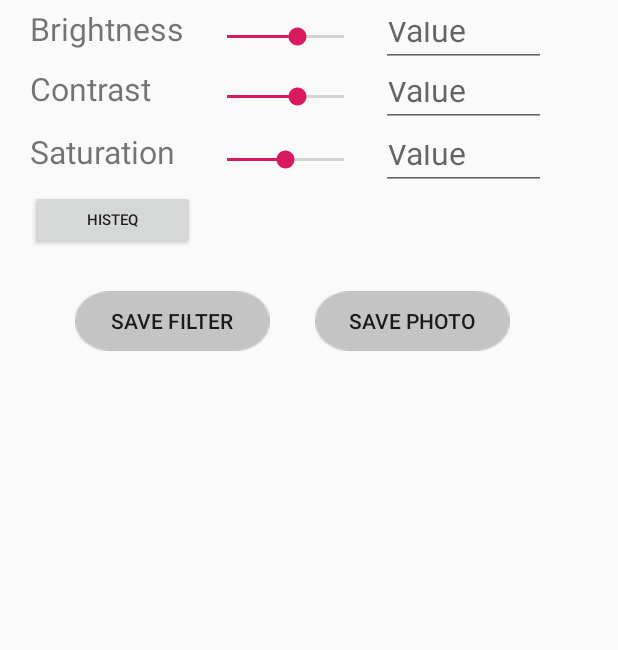
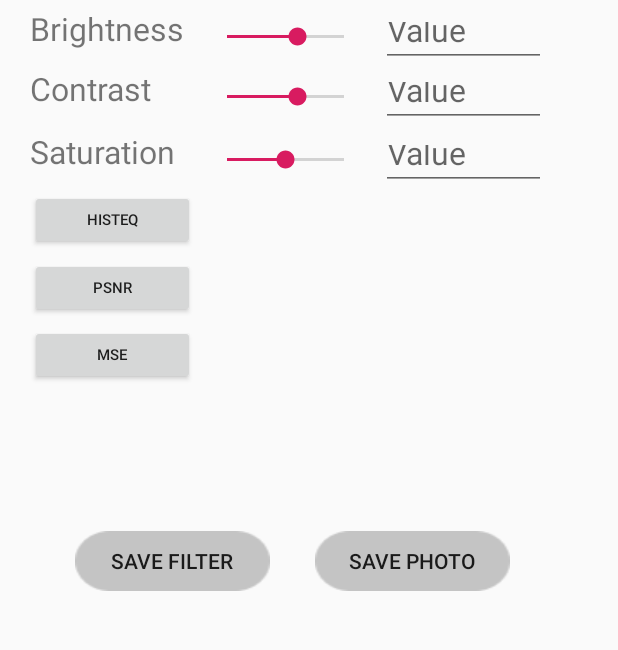
Before and after one commit to rezasyariefsn/DehazeApps, an Android app: the option screen opened directly, with no data from a screen before it, on a phone screen of 412 x 824 dp, the part 458-1108 px from its top. Run offline under Robolectric (Android 15) with nearby library versions, the phone set to English and light mode, and no system bars; libraries missing offline, so code that uses them is left out: it.chengdazhi.styleimageview; plain views replace StyleImageView; 5 statements that could not run were skipped.

Commit message:
update activity Option dan option.java ( Button PSNR, MSE, import opencv )

```diff
--- a/app/src/main/java/com/example/aplikasita/option.java
+++ b/app/src/main/java/com/example/aplikasita/option.java
@@ -20,6 +20,14 @@ import android.widget.Toast;
 import org.opencv.android.Utils;
 import org.opencv.core.Mat;
 import org.opencv.imgproc.Imgproc;
+import org.opencv.core.CvType;
+import static org.opencv.core.CvType.CV_32F;
+import org.opencv.core.Point;
+import org.opencv.core.Size;
+import org.opencv.imgcodecs.Imgcodecs;
+import org.opencv.core.Core;
+import static org.opencv.core.Core.BORDER_CONSTANT;
+import static org.opencv.core.Core.BORDER_DEFAULT;
 
 import java.io.File;
 import java.io.FileNotFoundException;
@@ -52,6 +60,7 @@ public class option extends AppCompatActivity {
     private EditText brightnessTxt, contrastTxt, saturationTxt, dehazeTxt;
 
     private Button savePhoto, saveFilter, dehazeButton, depthMap, histeqBtn;
+    private Button PSNRbtn, MSEbtn;
     OutputStream outputStream;
 //    private Random random = new Random();
 //    private int sourceId;
@@ -98,6 +107,8 @@ public class option extends AppCompatActivity {
         dehazeButton = findViewById(R.id.dehaze_button);
         depthMap = findViewById(R.id.depthMap);
         histeqBtn = findViewById(R.id.histeqButton);
+        PSNRbtn = findViewById(R.id.psnrBtn);
+        MSEbtn = findViewById(R.id.mseBtn);
 //        histeq2Btn = findViewById(R.id.histeq2Button);
 
         // Buat save Foto
--- a/app/src/main/res/layout/activity_option.xml
+++ b/app/src/main/res/layout/activity_option.xml
@@ -199,11 +199,32 @@
         android:textSize="10sp" />
 
     <Button
+        android:id="@+id/psnrBtn"
+        android:layout_width="110dp"
+        android:layout_height="40dp"
+        android:gravity="center"
+        android:layout_marginTop="477dp"
+        android:layout_marginLeft="20dp"
+        android:text="PSNR"
+        android:textSize="10sp"
+        android:padding="10dp"/>
+    <Button
+        android:id="@+id/mseBtn"
+        android:layout_width="110dp"
+        android:layout_height="40dp"
+        android:gravity="center"
+        android:layout_marginTop="522dp"
+        android:layout_marginLeft="20dp"
+        android:text="MSE"
+        android:textSize="10sp"
+        android:padding="10dp"/>
+
+    <Button
         android:id="@+id/save_filter"
         android:layout_width="130dp"
         android:layout_height="40dp"
         android:layout_marginLeft="50dp"
-        android:layout_marginTop="499dp"
+        android:layout_marginTop="659dp"
         android:background="@drawable/savefilter"
         android:text="Save Filter" />
 
@@ -212,7 +233,7 @@
         android:layout_width="130dp"
         android:layout_height="40dp"
         android:layout_marginLeft="210dp"
-        android:layout_marginTop="499dp"
+        android:layout_marginTop="659dp"
         android:background="@drawable/savephoto"
         android:text="Save Photo" />
 
```
